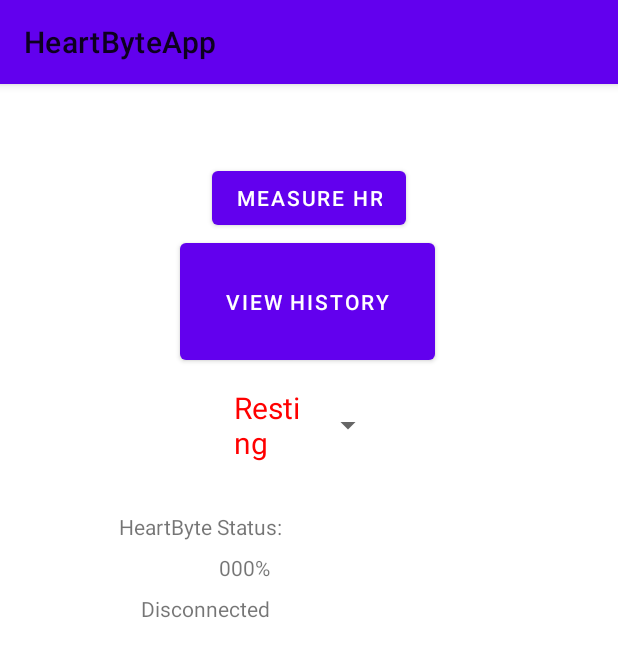
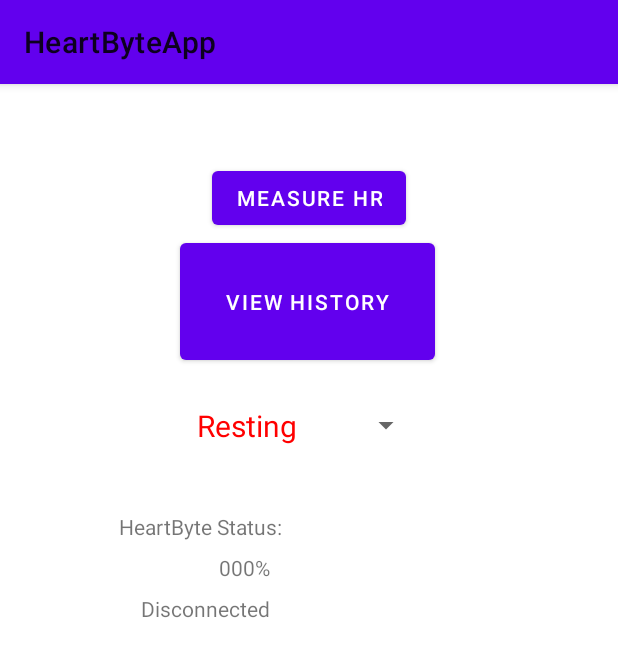
Before and after one commit to RobertW09/Senior-Design, an Android app: the screen it shows after launch (MainActivity), on a phone screen of 412 x 824 dp. Shown: the top 657 px of the screen. Run offline under Robolectric (Android 15) with nearby library versions, the phone set to English and light mode, and no system bars.

Commit message:
Minor Cleanup of Tutorial
Deleted tutorial activity/buttons/methods.

```diff
--- a/AndroidApp/HeartByteApp/app/src/main/res/layout/activity_main.xml
+++ b/AndroidApp/HeartByteApp/app/src/main/res/layout/activity_main.xml
@@ -17,34 +17,6 @@
         app:layout_constraintStart_toStartOf="parent"
         app:layout_constraintEnd_toEndOf="parent"
         app:popupTheme="@style/ThemeOverlay.AppCompat.Light"/>
-<!--
-    <EditText
-        android:id="@+id/editTextTextPersonName"
-        android:layout_width="0dp"
-        android:layout_height="wrap_content"
-        android:layout_marginStart="16dp"
-        android:layout_marginTop="16dp"
-        android:ems="10"
-        android:hint="@string/edit_message"
-        android:inputType="textPersonName"
-        app:layout_constraintEnd_toStartOf="@+id/button"
-        app:layout_constraintHorizontal_bias="0.5"
-        app:layout_constraintStart_toStartOf="parent"
-        app:layout_constraintTop_toTopOf="parent" />
-
-    <Button
-        android:id="@+id/button"
-        android:layout_width="wrap_content"
-        android:layout_height="wrap_content"
-        android:layout_marginStart="16dp"
-        android:layout_marginEnd="16dp"
-        android:onClick="sendMessage"
-        android:text="@string/button_send"
-        app:layout_constraintBaseline_toBaselineOf="@+id/editTextTextPersonName"
-        app:layout_constraintEnd_toEndOf="parent"
-        app:layout_constraintHorizontal_bias="0.5"
-        app:layout_constraintStart_toEndOf="@+id/editTextTextPersonName" />
--->
     <Button
         android:id="@+id/analytics_button"
         android:layout_width="170dp"
@@ -59,7 +31,7 @@
 
     <Spinner
         android:id="@+id/mode_spinner"
-        android:layout_width="100dp"
+        android:layout_width="150dp"
         android:layout_height="75dp"
         android:contentDescription="@string/spinner_default"
         app:layout_constraintEnd_toEndOf="parent"
--- a/AndroidApp/HeartByteApp/app/src/main/res/values/strings.xml
+++ b/AndroidApp/HeartByteApp/app/src/main/res/values/strings.xml
@@ -1,7 +1,5 @@
 <resources>
     <string name="app_name">HeartByteApp</string>
-    <string name="edit_message">Enter a message</string>
-    <string name="button_send">Send</string>
     <string name="button_analytics">View History</string>
     <string name="button_hr">Measure HR</string>
     <string name="text_status">HeartByte Status: </string>
```
Also changed, not shown: AndroidApp/HeartByteApp/app/src/main/AndroidManifest.xml (+0 -7 lines), AndroidApp/HeartByteApp/app/src/main/java/com/example/heartbyteapp/DisplayMessageActivity.java (deleted, +0 -25 lines), AndroidApp/HeartByteApp/app/src/main/java/com/example/heartbyteapp/MainActivity.java (+0 -13 lines), AndroidApp/HeartByteApp/app/src/main/res/layout/activity_display_message.xml (deleted, +0 -20 lines).
